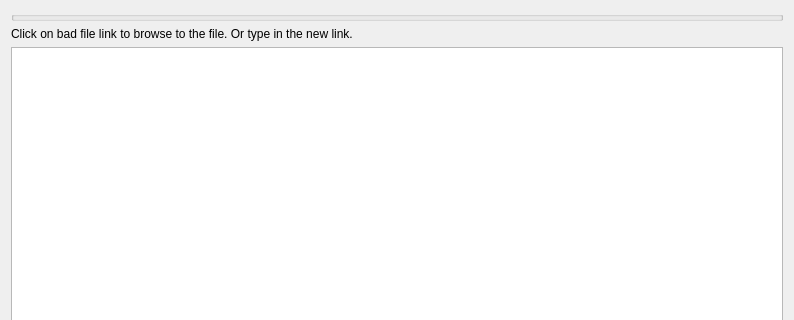
First picture: the form in GUI_UIs/ui_dialog_manage_links.ui, repository ccbogel/QualCoder, before the edit; both pictures show x 0 to 794 and y 0 to 320 of the 794 by 560 pixel window.
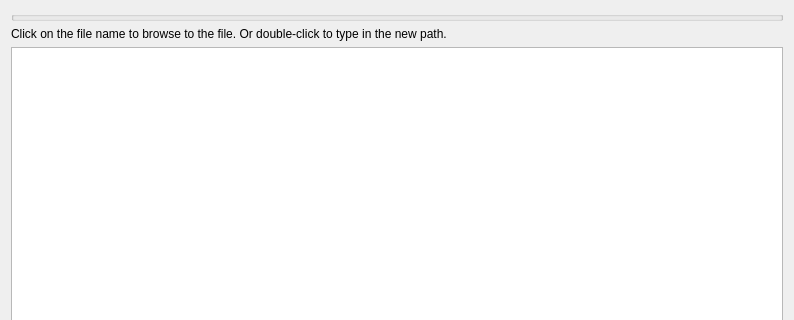
Second picture: the form after the edit.

Diff of the .ui file:
```diff
--- a/GUI_UIs/ui_dialog_manage_links.ui
+++ b/GUI_UIs/ui_dialog_manage_links.ui
@@ -39,7 +39,7 @@
    <item row="2" column="0">
     <widget class="QLabel" name="label_1">
      <property name="text">
-      <string>Click on bad file link to browse to the file. Or type in the new link.</string>
+      <string>Click on the file name to browse to the file. Or double-click to type in the new path.</string>
      </property>
     </widget>
    </item>
```
